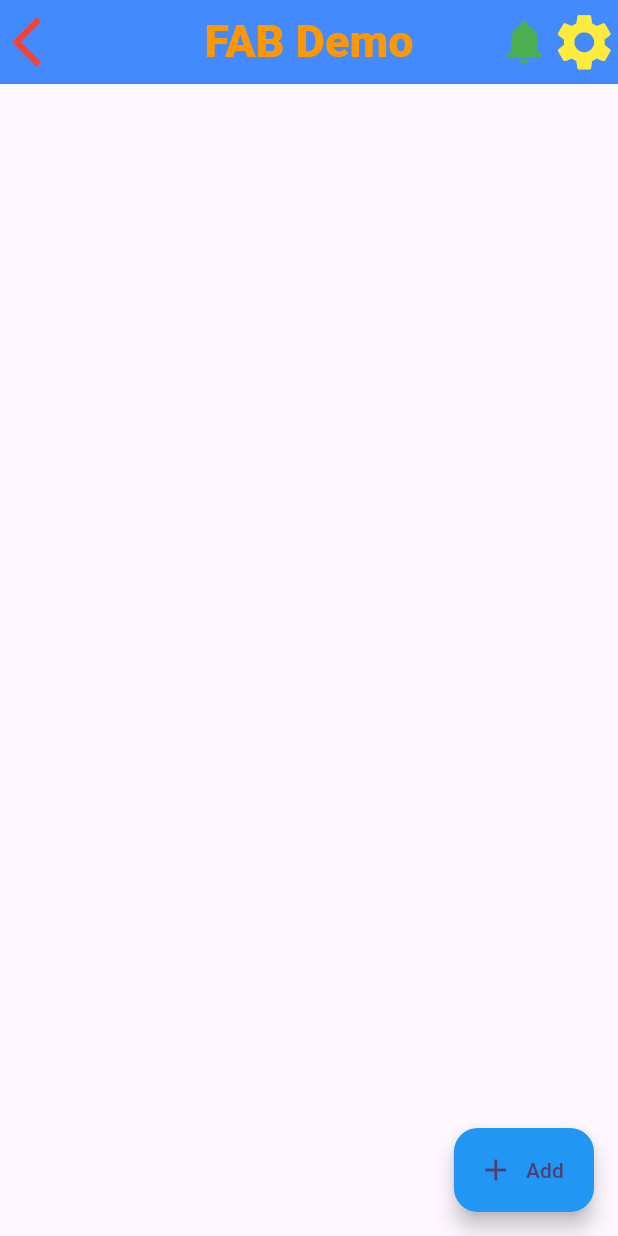
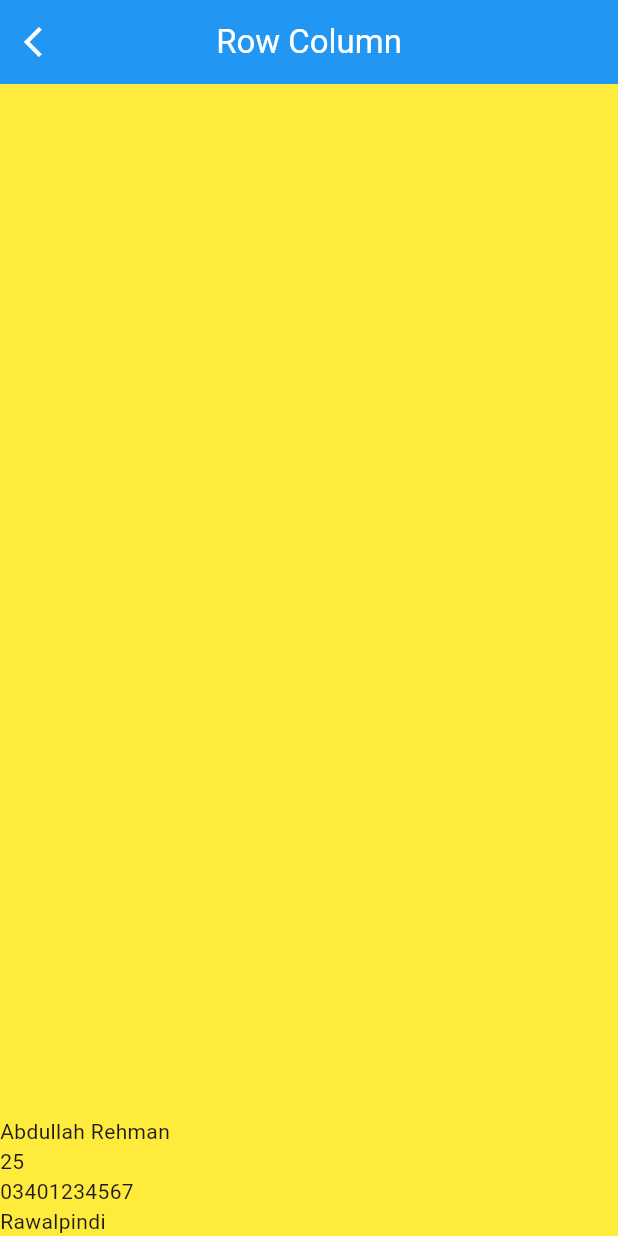
Before and after one commit to AbRehman536/Flutter_sec_8, a Flutter app: the screen it shows after launch, on a phone screen of 412 x 824 dp. Run offline on Flutter 3.47's test engine with Material 3 defaults, Android fonts, the phone set to English and light mode, and no system bars.

Commit message:
Row Column Done

```diff
--- a/lib/main.dart
+++ b/lib/main.dart
@@ -1,6 +1,7 @@
 import 'package:flutter/material.dart';
 import 'package:flutter_sec_8/appbar_demo.dart';
 import 'package:flutter_sec_8/fab_demo.dart';
+import 'package:flutter_sec_8/row_column.dart';
 
 void main() {
   runApp(const MyApp());
@@ -33,7 +34,7 @@
         colorScheme: ColorScheme.fromSeed(seedColor: Colors.deepPurple),
         useMaterial3: true,
       ),
-      home: FABDemo(),
+      home: RowColumnDemo(),
     );
   }
 }
--- /dev/null
+++ b/lib/row_column.dart
@@ -0,0 +1,31 @@
+import 'package:flutter/material.dart';
+
+class RowColumnDemo extends StatelessWidget {
+  const RowColumnDemo({super.key});
+
+  @override
+  Widget build(BuildContext context) {
+    return Scaffold(
+      appBar: AppBar(
+        leading: Icon(Icons.arrow_back_ios),
+        title: Text("Row Column"),
+        backgroundColor: Colors.blue,
+        foregroundColor: Colors.white,
+        centerTitle: true,
+      ),
+      body: Container(
+        width: double.infinity,
+        color: Colors.yellow,
+        child: Column(
+          mainAxisAlignment: MainAxisAlignment.end,
+          crossAxisAlignment: CrossAxisAlignment.start,
+          children: [
+          Text("Abdullah Rehman"),
+          Text("25"),
+          Text("03401234567"),
+          Text("Rawalpindi"),
+        ],),
+      ),
+    );
+  }
+}
```
